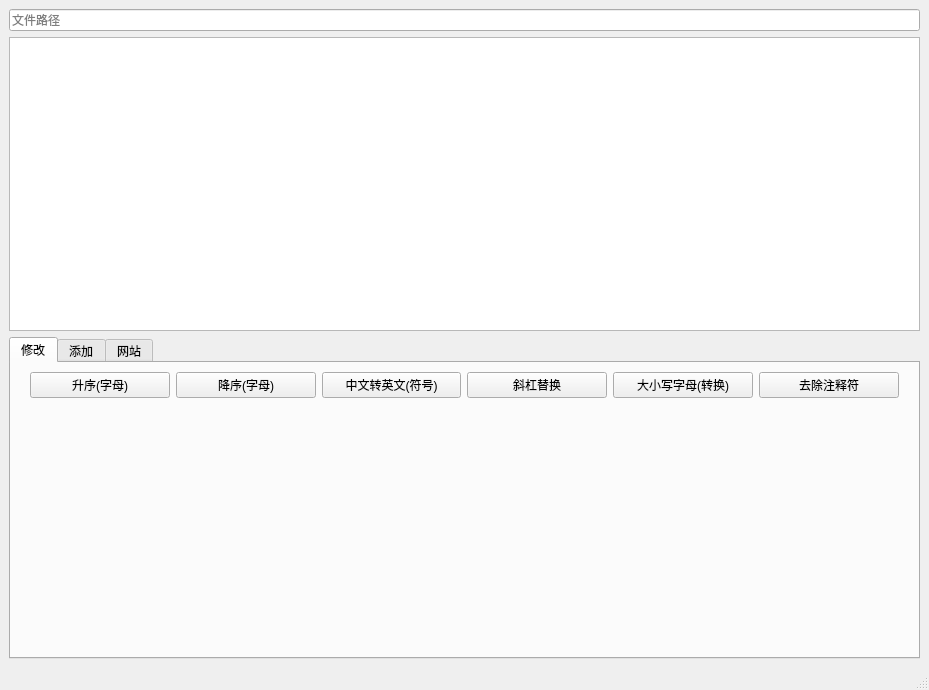
Before: the Qt Designer form src/processtext.ui in ACodeHX/ProcessText, drawn with Qt 5.
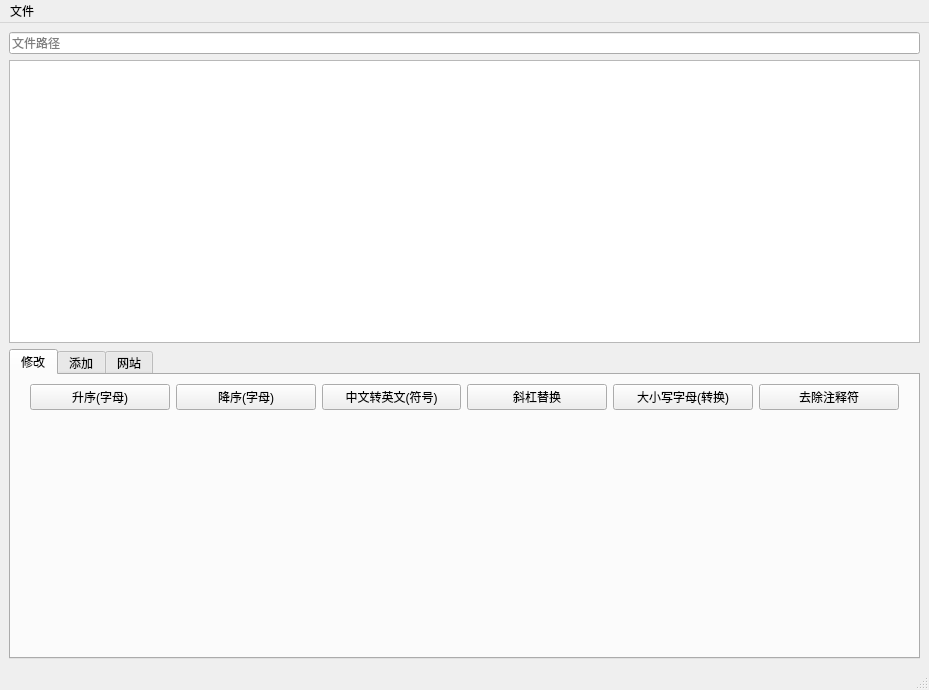
After: the same form once the commit is applied. Icons and pictures are not drawn.

What changed in the file:
```diff
--- a/src/processtext.ui
+++ b/src/processtext.ui
@@ -332,6 +332,17 @@
      <height>24</height>
     </rect>
    </property>
+   <widget class="QMenu" name="menu">
+    <property name="title">
+     <string>文件</string>
+    </property>
+    <addaction name="openaction"/>
+    <addaction name="saveaction"/>
+    <addaction name="undoaction"/>
+    <addaction name="redoaction"/>
+    <addaction name="closeaction"/>
+   </widget>
+   <addaction name="menu"/>
   </widget>
   <widget class="QStatusBar" name="statusbar"/>
  </widget>
```
Left out of the diff: 60 changed lines with no effect on the pictures.
